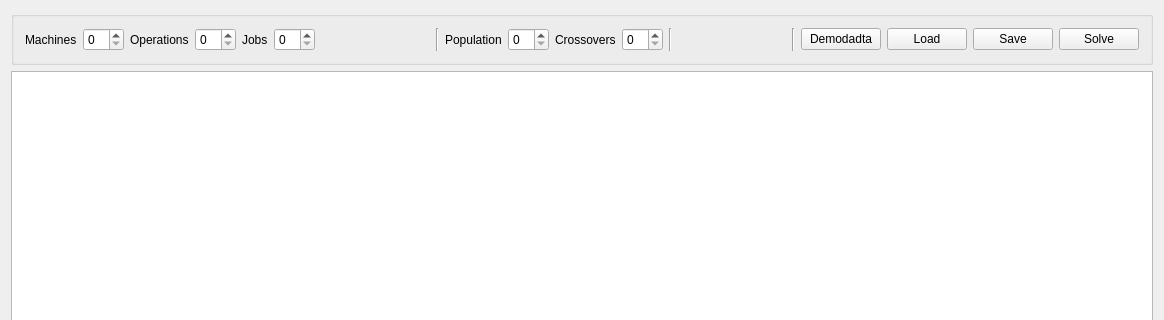
Above: MainWindow.ui from konserw/jobshop before the change; both pictures show x 0 to 1164 and y 0 to 320 of the 1164 by 495 pixel window. Below: the same form after it.
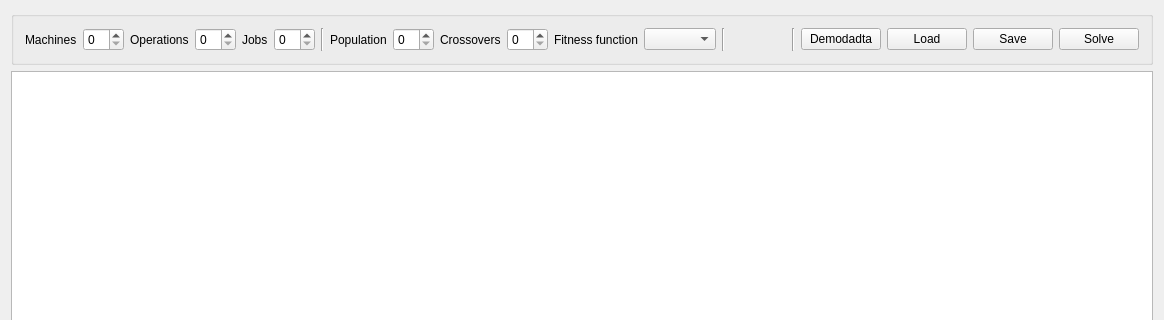
That is the form after the change.

Commit message: Suport for choosing fitness function

The edit to the form file:
```diff
--- a/MainWindow.ui
+++ b/MainWindow.ui
@@ -48,19 +48,6 @@
        <item>
         <widget class="QSpinBox" name="spinBox_jobs"/>
        </item>
-       <item>
-        <spacer name="horizontalSpacer_2">
-         <property name="orientation">
-          <enum>Qt::Horizontal</enum>
-         </property>
-         <property name="sizeHint" stdset="0">
-          <size>
-           <width>40</width>
-           <height>20</height>
-          </size>
-         </property>
-        </spacer>
-       </item>
        <item>
         <widget class="Line" name="line">
          <property name="orientation">
@@ -88,6 +75,16 @@
        <item>
         <widget class="QSpinBox" name="spinBox_crossovers"/>
        </item>
+       <item>
+        <widget class="QLabel" name="label_fitness">
+         <property name="text">
+          <string>Fitness function</string>
+         </property>
+        </widget>
+       </item>
+       <item>
+        <widget class="QComboBox" name="comboBox_fitness"/>
+       </item>
        <item>
         <widget class="Line" name="line_2">
          <property name="orientation">
```
The commit also changes 6 other files.
